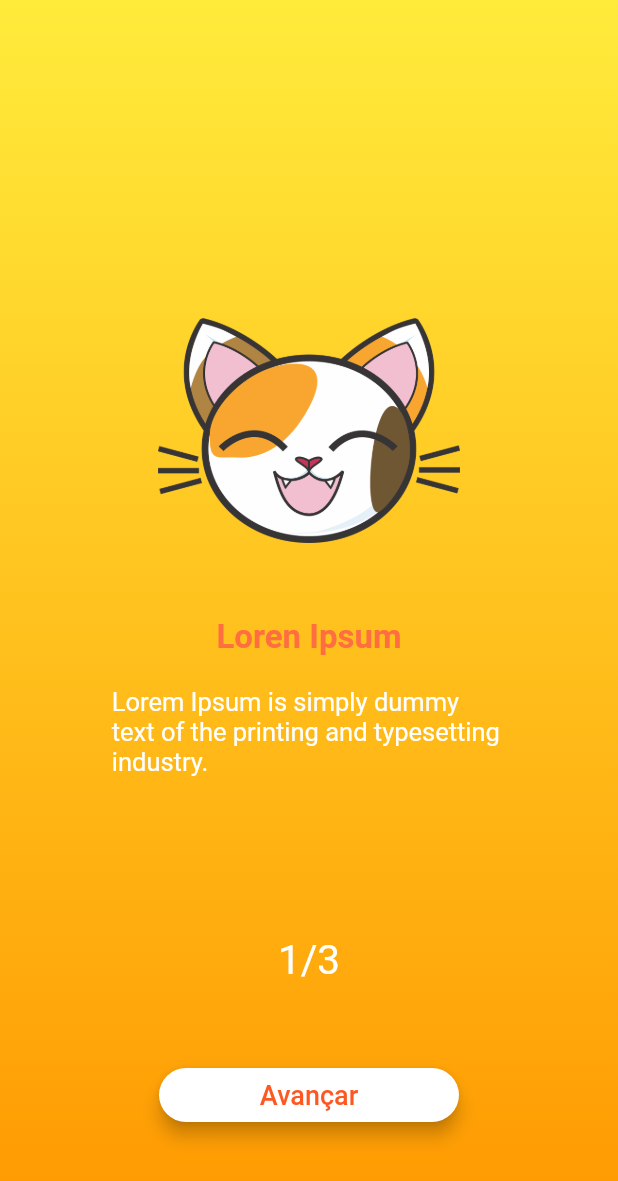
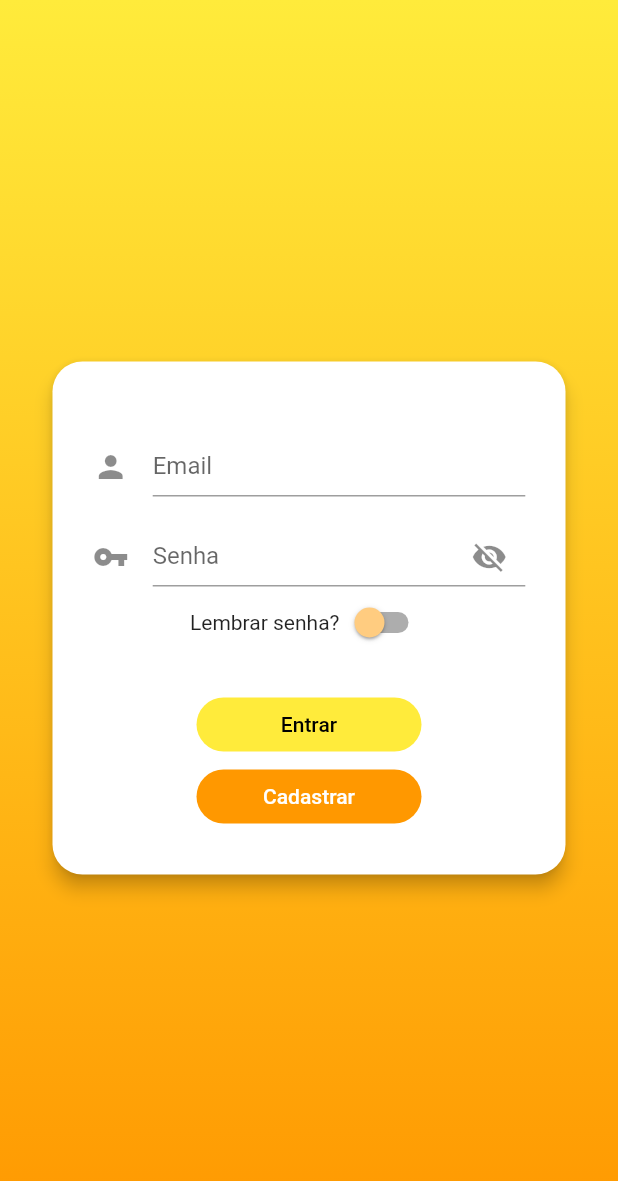
Before and after one commit to Gustavo0Henrick/Loja, a Flutter app: the screen it shows after launch, on a phone screen of 412 x 824 dp. Shown: the top 1181 px of the screen. Run offline on Flutter 3.47's test engine with Material 2 defaults, Android fonts, the phone set to English and light mode, and no system bars.

Commit message:
LoginPage

```diff
--- /dev/null
+++ b/loja/lib/core/colors.dart
@@ -0,0 +1,13 @@
+import 'package:flutter/material.dart';
+
+abstract class CustomColors {
+  static Color transparent = Colors.transparent;
+  static Color white = Colors.white;
+  static Color black = Colors.black;
+  static Color deepOrange = Colors.deepOrange;
+  static Color orangeMain = Colors.orange;
+  static Color darkOrange = Colors.orange[700];
+  static Color lightOrange = Colors.orange[200];
+  static Color yellowAcent = Colors.yellowAccent;
+  static Color yellow = Colors.yellow;
+}
--- /dev/null
+++ b/loja/lib/core/components/custom_textfield.dart
@@ -0,0 +1,60 @@
+import 'package:flutter/material.dart';
+
+// ignore: must_be_immutable
+class CustomTextfield extends StatefulWidget {
+  final TextEditingController text;
+  final Icon icon;
+  final String hint;
+  bool obscure;
+  bool password;
+
+  CustomTextfield(
+      {Key key,
+      this.text,
+      this.icon,
+      this.hint,
+      this.obscure,
+      this.password = false})
+      : super(key: key);
+
+  @override
+  _CustomTextfieldState createState() => _CustomTextfieldState();
+}
+
+class _CustomTextfieldState extends State<CustomTextfield> {
+  @override
+  Widget build(BuildContext context) {
+    return Container(
+      child: Center(
+        child: TextField(
+          obscureText: widget.obscure == null ? false : widget.obscure,
+          decoration: InputDecoration(
+            labelText: widget.hint,
+            contentPadding: EdgeInsets.only(bottom: 10),
+            icon: widget.icon,
+            suffixIcon: widget.password
+                ? IconButton(
+                    onPressed: () {
+                      setState(() {
+                        widget.obscure = !widget.obscure;
+                      });
+                    },
+                    icon: widget.obscure
+                        ? Icon(
+                            Icons.visibility_off,
+                          )
+                        : Icon(
+                            Icons.visibility,
+                          ),
+                  )
+                : Icon(
+                    Icons.account_box,
+                    color: Colors.white,
+                  ),
+          ),
+          controller: widget.text,
+        ),
+      ),
+    );
+  }
+}
--- /dev/null
+++ b/loja/lib/loginpage.dart
@@ -0,0 +1,141 @@
+import 'package:flutter/material.dart';
+import 'package:loja/core/colors.dart';
+import 'package:loja/core/components/custom_textfield.dart';
+import 'package:loja/core/routes.dart';
+import 'package:loja/homepage.dart';
+
+// ignore: must_be_immutable
+class LoginPage extends StatefulWidget {
+  bool switchValue = false;
+  bool obscureText = true;
+  TextEditingController email = TextEditingController();
+  TextEditingController password = TextEditingController();
+  @override
+  _LoginPageState createState() => _LoginPageState();
+}
+
+class _LoginPageState extends State<LoginPage> {
+  @override
+  Widget build(BuildContext context) {
+    return Scaffold(
+      body: Container(
+        height: MediaQuery.of(context).size.height,
+        width: MediaQuery.of(context).size.width,
+        decoration: BoxDecoration(
+          gradient: LinearGradient(
+              begin: Alignment.topCenter,
+              end: Alignment.bottomCenter,
+              colors: [
+                CustomColors.yellow,
+                CustomColors.orangeMain,
+              ]),
+        ),
+        child: SafeArea(
+          child: Column(
+            mainAxisAlignment: MainAxisAlignment.center,
+            children: [
+              Container(
+                width: 350,
+                height: 350,
+                child: Card(
+                  shape: RoundedRectangleBorder(
+                      borderRadius: BorderRadius.circular(20)),
+                  elevation: 5,
+                  child: Center(
+                    child: Column(
+                      children: [
+                        Padding(
+                          padding: const EdgeInsets.only(top: 50, bottom: 20),
+                          child: Container(
+                            decoration: BoxDecoration(
+                                borderRadius: BorderRadius.circular(20)),
+                            width: MediaQuery.of(context).size.width * 0.7,
+                            height: 40,
+                            child: CustomTextfield(
+                              text: widget.email,
+                              icon: Icon(Icons.person),
+                              hint: "Email",
+                              obscure: false,
+                            ),
+                          ),
+                        ),
+                        Container(
+                          decoration: BoxDecoration(
+                              // border: Border.all(color: CustomColors.black),
+                              borderRadius: BorderRadius.circular(20)),
+                          width: MediaQuery.of(context).size.width * 0.7,
+                          height: 40,
+                          child: CustomTextfield(
+                            text: widget.password,
+                            icon: Icon(Icons.vpn_key),
+                            hint: "Senha",
+                            obscure: widget.obscureText,
+                            password: true,
+                          ),
+                        ),
+                        Row(
+                            mainAxisAlignment: MainAxisAlignment.center,
+                            children: [
+                              Text("Lembrar senha?"),
+                              Switch(
+                                value: widget.switchValue,
+                                onChanged: (value) {
+                                  setState(() {
+                                    widget.switchValue = value;
+                                  });
+                                },
+                                activeTrackColor: CustomColors.orangeMain,
+                                inactiveThumbColor: CustomColors.lightOrange,
+                              ),
+                            ]),
+                        Padding(
+                          padding: const EdgeInsets.only(top: 20),
+                          child: Container(
+                            width: 150,
+                            child: ElevatedButton(
+                              style: ElevatedButton.styleFrom(
+                                primary: CustomColors.yellow,
+                                shape: RoundedRectangleBorder(
+                                    borderRadius: BorderRadius.circular(20)),
+                                elevation: 0,
+                              ),
+                              onPressed: () {
+                                Navigator.pushReplacement(
+                                    context,
+                                    MaterialPageRoute(
+                                      builder: (builder) =>
+                                          CustomRoutes.homepage,
+                                    ));
+                              },
+                              child: Text("Entrar"),
+                            ),
+                          ),
+                        ),
+                        Container(
+                          width: 150,
+                          child: ElevatedButton(
+                            style: ElevatedButton.styleFrom(
+                              primary: CustomColors.orangeMain,
+                              shape: RoundedRectangleBorder(
+                                  borderRadius: BorderRadius.circular(20)),
+                              elevation: 0,
+                            ),
+                            onPressed: () {},
+                            child: Text(
+                              "Cadastrar",
+                              style: TextStyle(color: CustomColors.white),
+                            ),
+                          ),
+                        ),
+                      ],
+                    ),
+                  ),
+                ),
+              ),
+            ],
+          ),
+        ),
+      ),
+    );
+  }
+}
--- a/loja/lib/main.dart
+++ b/loja/lib/main.dart
@@ -1,6 +1,6 @@
 import 'package:flutter/material.dart';
-import 'package:loja/homepage.dart';
-import 'package:loja/onboarding.dart';
+
+import 'package:loja/loginpage.dart';
 
 void main() {
   runApp(MyApp());
@@ -14,9 +14,9 @@ class MyApp extends StatelessWidget {
       debugShowCheckedModeBanner: false,
       title: 'Loja Demo',
       theme: ThemeData(
-        primarySwatch: Colors.yellow,
+        primarySwatch: Colors.orange,
       ),
-      home: OnBoarding(),
+      home: LoginPage(),
     );
   }
 }
--- a/loja/lib/onboarding.dart
+++ /dev/null
@@ -1,125 +0,0 @@
-import 'package:flutter/material.dart';
-import 'package:loja/core/components/dots.dart';
-import 'package:loja/core/routes.dart';
-
-import 'package:loja/screens/onboarding1.dart';
-import 'package:loja/screens/onboarding2.dart';
-import 'package:loja/screens/onboarding3.dart';
-
-class OnBoarding extends StatefulWidget {
-  @override
-  _OnBoardingState createState() => _OnBoardingState();
-}
-
-class _OnBoardingState extends State<OnBoarding> {
-  PageController _pageController;
-  int currentPageValue = 0;
-
-  @override
-  void initState() {
-    super.initState();
-    _pageController = PageController(
-      keepPage: false,
-    );
-  }
-
-  void getChangedPageAndMoveBar(int page) {
-    setState(() {
-      currentPageValue = page;
-    });
-  }
-
-  @override
-  Widget build(BuildContext context) {
-    return Scaffold(
-      body: Container(
-        decoration: BoxDecoration(
-          gradient: LinearGradient(
-              begin: Alignment.topCenter,
-              end: Alignment.bottomCenter,
-              colors: [
-                Colors.yellow,
-                Colors.orange,
-              ]),
-        ),
-        child: SafeArea(
-          child: Column(
-            mainAxisAlignment: MainAxisAlignment.end,
-            children: [
-              Container(
-                height: MediaQuery.of(context).size.height * 0.5,
-                width: MediaQuery.of(context).size.width,
-                child: PageView(
-                    controller: _pageController,
-                    onPageChanged: (int page) {
-                      getChangedPageAndMoveBar(page);
-                    },
-                    children: [
-                      BodyOnBoarding1(
-                        image:
-                            'https://png.pngtree.com/png-vector/20191026/ourlarge/pngtree-cat-face-glyph-icon-vector-png-image_1874311.jpg',
-                        title: 'Loren Ipsum',
-                        subtitle:
-                            "Lorem Ipsum is simply dummy\ntext of the printing and typesetting \nindustry.",
-                      ),
-                      BodyOnBoarding2(
-                        title: 'Loren Ipsum',
-                        subtitle:
-                            "Lorem Ipsum is simply dummy\ntext of the printing and typesetting \nindustry.",
-                      ),
-                      BodyOnBoarding3(
-                        title: 'Loren Ipsum',
-                        subtitle:
-                            "Lorem Ipsum is simply dummy\ntext of the printing and typesetting \nindustry.",
-                      ),
-                    ]),
-              ),
-              Container(
-                child: Text(
-                  '${currentPageValue + 1}/3',
-                  style: TextStyle(color: Colors.white, fontSize: 27),
-                ),
-              ),
-              Padding(
-                padding: EdgeInsets.only(bottom: 70, top: 50),
-                child: Container(
-                  width: 200,
-                  child: ElevatedButton(
-                    style: ElevatedButton.styleFrom(
-                      shape: RoundedRectangleBorder(
-                        borderRadius: BorderRadius.circular(20),
-                      ),
-                      elevation: 5,
-                      primary: Colors.white,
-                    ),
-                    onPressed: () {
-                      currentPageValue++;
-                      setState(() {
-                        if (currentPageValue == 3) {
-                          Navigator.pushReplacement(
-                              context,
-                              MaterialPageRoute(
-                                  builder: (context) => CustomRoutes.homepage));
-                        } else {
-                          _pageController.animateToPage(currentPageValue,
-                              curve: Curves.decelerate,
-                              duration: Duration(milliseconds: 500));
-                        }
-                      });
-                      // Navigator.push(context,
-                      //     MaterialPageRoute(builder: (builder) => HomePage()));
-                    },
-                    child: Text(
-                      'Avançar',
-                      style: TextStyle(fontSize: 18, color: Colors.deepOrange),
-                    ),
-                  ),
-                ),
-              ),
-            ],
-          ),
-        ),
-      ),
-    );
-  }
-}
--- a/loja/lib/screens/onboarding1.dart
+++ /dev/null
@@ -1,55 +0,0 @@
-import 'package:flutter/material.dart';
-import 'package:loja/core/images.dart';
-
-
-class BodyOnBoarding1 extends StatelessWidget {
-  final String title;
-  final String subtitle;
-  final String image;
-
-  const BodyOnBoarding1({Key key, this.title, this.subtitle, this.image})
-      : super(key: key);
-
-  @override
-  Widget build(BuildContext context) {
-    return Scaffold(
-      backgroundColor: Colors.transparent,
-      body: Container(
-        child: Column(
-          children: [
-            Container(
-              height: 150,
-              child: Image.asset(CustomImages.gato),
-            ),
-            Padding(
-              padding: EdgeInsets.only(top: 50),
-              child: Center(
-                child: Text(
-                  title,
-                  style: TextStyle(
-                    color: Colors.deepOrangeAccent,
-                    fontSize: 22,
-                    fontWeight: FontWeight.w700,
-                  ),
-                ),
-              ),
-            ),
-            Padding(
-              padding: EdgeInsets.only(top: 20),
-              child: Center(
-                child: Text(
-                  subtitle,
-                  style: TextStyle(
-                    color: Colors.white,
-                    fontSize: 17,
-                    fontWeight: FontWeight.w400,
-                  ),
-                ),
-              ),
-            ),
-          ],
-        ),
-      ),
-    );
-  }
-}
```
Also changed, not shown: loja/lib/core/components/dots.dart (deleted, +0 -42 lines), loja/lib/homepage.dart (+6 -5 lines), loja/lib/screens/onboarding2.dart (deleted, +0 -53 lines), loja/lib/screens/onboarding3.dart (deleted, +0 -53 lines).
